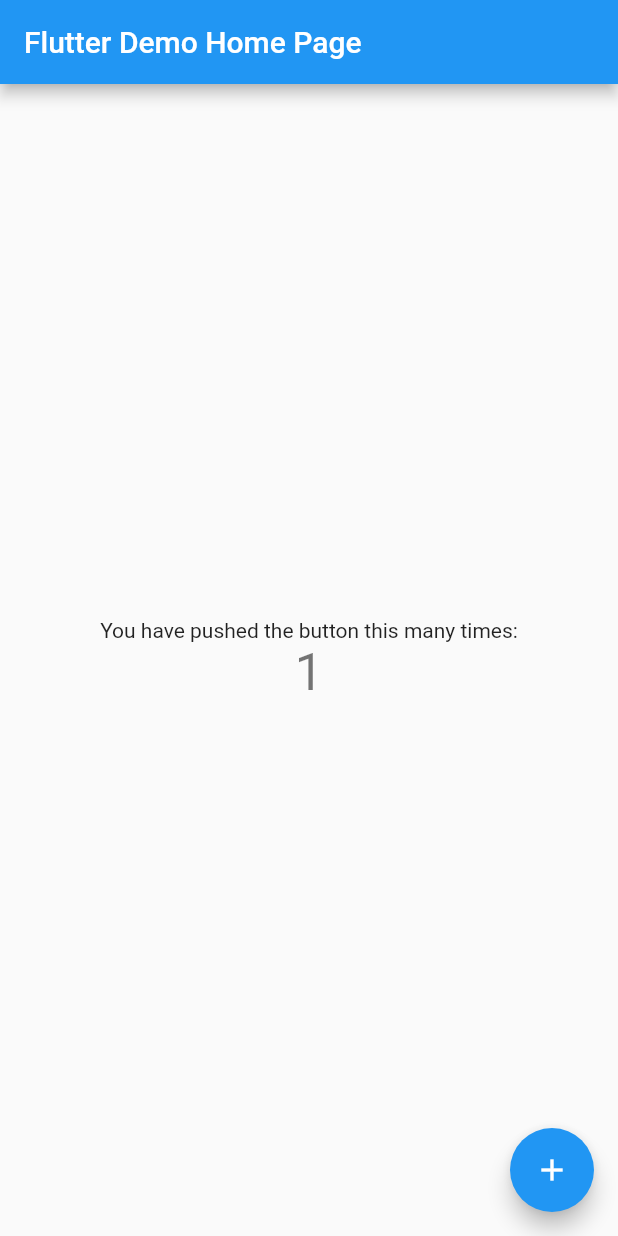
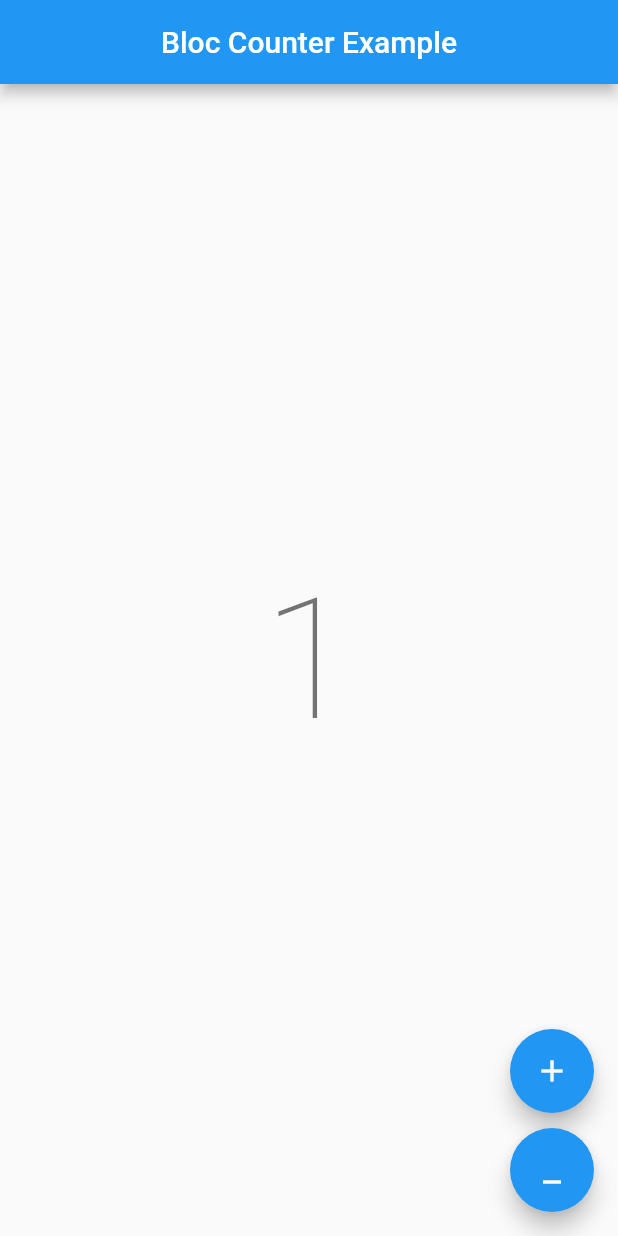
Before and after one commit to mes71/bloc_counter, a Flutter app: the screen it shows after launch, after a tap on the "add" icon, on a phone screen of 412 x 824 dp. Run offline on Flutter 3.47's test engine with Material 2 defaults, Android fonts, the phone set to English and light mode, and no system bars; our stand-ins replace bloc, flutter_bloc.

Commit message:
feat: build counter cubit with view

```diff
--- /dev/null
+++ b/lib/app.dart
@@ -0,0 +1,6 @@
+import 'package:bloc_counter/counter/counter.dart';
+import 'package:flutter/material.dart';
+
+class CounterApp extends MaterialApp {
+  const CounterApp({super.key}) : super(home: const CounterPage());
+}
--- /dev/null
+++ b/lib/counter/counter.dart
@@ -0,0 +1,2 @@
+export 'cubit/counter_cubit.dart';
+export 'view/view.dart';
--- /dev/null
+++ b/lib/counter/cubit/counter_cubit.dart
@@ -0,0 +1,11 @@
+import 'package:bloc/bloc.dart';
+
+class CounterCubit extends Cubit<int> {
+  CounterCubit() : super(0);
+
+  //add 1 to the current state
+  void increment() => emit(state + 1);
+
+  //subtract 1 from the current state
+  void decrement() => emit(state - 1);
+}
--- /dev/null
+++ b/lib/counter/view/counter_page.dart
@@ -0,0 +1,15 @@
+import 'package:bloc_counter/counter/counter.dart';
+import 'package:flutter/material.dart';
+import 'package:flutter_bloc/flutter_bloc.dart';
+
+class CounterPage extends StatelessWidget {
+  const CounterPage({Key? key}) : super(key: key);
+
+  @override
+  Widget build(BuildContext context) {
+    return BlocProvider(
+      create: (context) => CounterCubit(),
+      child: const CounterView(),
+    );
+  }
+}
--- /dev/null
+++ b/lib/counter/view/counter_view.dart
@@ -0,0 +1,47 @@
+import 'package:bloc_counter/counter/cubit/counter_cubit.dart';
+import 'package:flutter/material.dart';
+import 'package:flutter_bloc/flutter_bloc.dart';
+
+class CounterView extends StatelessWidget {
+  const CounterView({Key? key}) : super(key: key);
+
+  @override
+  Widget build(BuildContext context) {
+    var textTheme = Theme.of(context).textTheme;
+    return Scaffold(
+      appBar: AppBar(
+        title: const Text('Bloc Counter Example'),
+        centerTitle: true,
+      ),
+      body: Center(child: BlocBuilder<CounterCubit, int>(
+        builder: (context, state) {
+          return Text(
+            '$state',
+            style: textTheme.displayLarge,
+          );
+        },
+      )),
+      floatingActionButton: Column(
+        mainAxisAlignment: MainAxisAlignment.end,
+        crossAxisAlignment: CrossAxisAlignment.end,
+        children: [
+          FloatingActionButton(
+              key: const Key('counterView_increment_floatingActionButton'),
+              child: const Icon(Icons.add),
+              onPressed: () {
+                context.read<CounterCubit>().increment();
+              }),
+          SizedBox(
+            height: 10,
+          ),
+          FloatingActionButton(
+              key: const Key('counterView_decrement_floatingActionButton'),
+              child: const Icon(Icons.minimize),
+              onPressed: () {
+                context.read<CounterCubit>().decrement();
+              }),
+        ],
+      ),
+    );
+  }
+}
--- /dev/null
+++ b/lib/counter/view/view.dart
@@ -0,0 +1,2 @@
+export 'counter_page.dart';
+export 'counter_view.dart';
--- /dev/null
+++ b/lib/counter_bloc_observer.dart
@@ -0,0 +1,9 @@
+import 'package:bloc/bloc.dart';
+
+class CounterBlocObserver extends BlocObserver {
+  @override
+  void onChange(BlocBase bloc, Change change) {
+    super.onChange(bloc, change);
+    print('${bloc.runtimeType} : $change');
+  }
+}
--- a/lib/main.dart
+++ b/lib/main.dart
@@ -1,115 +1,9 @@
+import 'package:bloc/bloc.dart';
+import 'package:bloc_counter/app.dart';
+import 'package:bloc_counter/counter_bloc_observer.dart';
 import 'package:flutter/material.dart';
 
 void main() {
-  runApp(const MyApp());
+  Bloc.observer = CounterBlocObserver();
+  runApp(CounterApp());
 }
-
-class MyApp extends StatelessWidget {
-  const MyApp({super.key});
-
-  // This widget is the root of your application.
-  @override
-  Widget build(BuildContext context) {
-    return MaterialApp(
-      title: 'Flutter Demo',
-      theme: ThemeData(
-        // This is the theme of your application.
-        //
-        // Try running your application with "flutter run". You'll see the
-        // application has a blue toolbar. Then, without quitting the app, try
-        // changing the primarySwatch below to Colors.green and then invoke
-        // "hot reload" (press "r" in the console where you ran "flutter run",
-        // or simply save your changes to "hot reload" in a Flutter IDE).
-        // Notice that the counter didn't reset back to zero; the application
-        // is not restarted.
-        primarySwatch: Colors.blue,
-      ),
-      home: const MyHomePage(title: 'Flutter Demo Home Page'),
-    );
-  }
-}
-
-class MyHomePage extends StatefulWidget {
-  const MyHomePage({super.key, required this.title});
-
-  // This widget is the home page of your application. It is stateful, meaning
-  // that it has a State object (defined below) that contains fields that affect
-  // how it looks.
-
-  // This class is the configuration for the state. It holds the values (in this
-  // case the title) provided by the parent (in this case the App widget) and
-  // used by the build method of the State. Fields in a Widget subclass are
-  // always marked "final".
-
-  final String title;
-
-  @override
-  State<MyHomePage> createState() => _MyHomePageState();
-}
-
-class _MyHomePageState extends State<MyHomePage> {
-  int _counter = 0;
-
-  void _incrementCounter() {
-    setState(() {
-      // This call to setState tells the Flutter framework that something has
-      // changed in this State, which causes it to rerun the build method below
-      // so that the display can reflect the updated values. If we changed
-      // _counter without calling setState(), then the build method would not be
-      // called again, and so nothing would appear to happen.
-      _counter++;
-    });
-  }
-
-  @override
-  Widget build(BuildContext context) {
-    // This method is rerun every time setState is called, for instance as done
-    // by the _incrementCounter method above.
-    //
-    // The Flutter framework has been optimized to make rerunning build methods
-    // fast, so that you can just rebuild anything that needs updating rather
-    // than having to individually change instances of widgets.
-    return Scaffold(
-      appBar: AppBar(
-        // Here we take the value from the MyHomePage object that was created by
-        // the App.build method, and use it to set our appbar title.
-        title: Text(widget.title),
-      ),
-      body: Center(
-        // Center is a layout widget. It takes a single child and positions it
-        // in the middle of the parent.
-        child: Column(
-          // Column is also a layout widget. It takes a list of children and
-          // arranges them vertically. By default, it sizes itself to fit its
-          // children horizontally, and tries to be as tall as its parent.
-          //
-          // Invoke "debug painting" (press "p" in the console, choose the
-          // "Toggle Debug Paint" action from the Flutter Inspector in Android
-          // Studio, or the "Toggle Debug Paint" command in Visual Studio Code)
-          // to see the wireframe for each widget.
-          //
-          // Column has various properties to control how it sizes itself and
-          // how it positions its children. Here we use mainAxisAlignment to
-          // center the children vertically; the main axis here is the vertical
-          // axis because Columns are vertical (the cross axis would be
-          // horizontal).
-          mainAxisAlignment: MainAxisAlignment.center,
-          children: <Widget>[
-            const Text(
-              'You have pushed the button this many times:',
-            ),
-            Text(
-              '$_counter',
-              style: Theme.of(context).textTheme.headlineMedium,
-            ),
-          ],
-        ),
-      ),
-      floatingActionButton: FloatingActionButton(
-        onPressed: _incrementCounter,
-        tooltip: 'Increment',
-        child: const Icon(Icons.add),
-      ), // This trailing comma makes auto-formatting nicer for build methods.
-    );
-  }
-}
```
